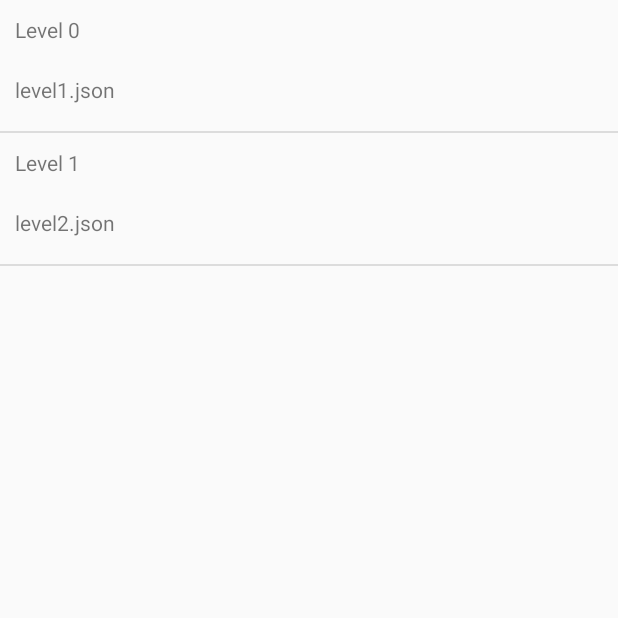
After one commit to Poossppaa/TAMZII-Project, an Android app: the LevelSelectActivity screen opened directly, with no data from a screen before it, on a phone screen of 412 x 824 dp, the top half of it. The commit adds this screen. Run offline under Robolectric (Android 15) with nearby library versions, the phone set to English and light mode, and no system bars.

Commit message:
Added the ability to choose levels via custom ListView.

```diff
--- a/app/src/main/AndroidManifest.xml
+++ b/app/src/main/AndroidManifest.xml
@@ -9,13 +9,17 @@
         android:roundIcon="@mipmap/ic_launcher_round"
         android:supportsRtl="true"
         android:theme="@style/AppTheme">
+        <activity android:name=".LevelSelectActivity"></activity>
         <activity android:name=".MainMenuActivity">
             <intent-filter>
                 <action android:name="android.intent.action.MAIN" />
+
                 <category android:name="android.intent.category.LAUNCHER" />
             </intent-filter>
         </activity>
-        <activity android:name=".MainActivity" android:screenOrientation="portrait"></activity>
+        <activity
+            android:name=".MainActivity"
+            android:screenOrientation="portrait" />
     </application>
 
 </manifest>
--- a/app/src/main/java/com/example/tamz2project/GameView.java
+++ b/app/src/main/java/com/example/tamz2project/GameView.java
@@ -81,7 +81,7 @@ public class GameView extends SurfaceView {
 
     private void createGameObjects(String gameLevel) {
         try {
-            JSONObject obj = new JSONObject(loadJSONFromAssets(gameLevel+".json"));
+            JSONObject obj = new JSONObject(loadJSONFromAssets("json/"+gameLevel));
             JSONArray m_jArry = obj.getJSONArray("level");
 
             for (int i = 0; i < m_jArry.length(); i++) {
--- /dev/null
+++ b/app/src/main/java/com/example/tamz2project/Level.java
@@ -0,0 +1,12 @@
+package com.example.tamz2project;
+
+public class Level {
+    public final String fileName;
+    public final String levelName;
+
+    Level(String fileName, String levelName)
+    {
+        this.fileName = fileName;
+        this.levelName = levelName;
+    }
+}
--- /dev/null
+++ b/app/src/main/java/com/example/tamz2project/LevelSelectActivity.java
@@ -0,0 +1,52 @@
+package com.example.tamz2project;
+
+import android.app.Activity;
+import android.content.Context;
+import android.os.Bundle;
+import android.view.WindowManager;
+import android.widget.ArrayAdapter;
+import android.widget.ListView;
+
+import java.io.IOException;
+import java.util.ArrayList;
+import java.util.List;
+
+public class LevelSelectActivity extends Activity {
+
+    String[] levelFileNames;
+    Context context;
+    ListView levelList;
+    protected List<Level> levels = new ArrayList<Level>();
+
+    @Override
+    protected void onCreate(Bundle savedInstanceState) {
+        super.onCreate(savedInstanceState);
+        getWindow().setFlags(WindowManager.LayoutParams.FLAG_FULLSCREEN,
+                WindowManager.LayoutParams.FLAG_FULLSCREEN);
+        setContentView(R.layout.activity_level_select);
+
+        getLevels();
+
+        levelList = (ListView) findViewById(R.id.levelList);
+        ListItem arrayAdapter = new ListItem(this, R.layout.list_item_layout, levels);
+
+        levelList.setAdapter(arrayAdapter);
+
+    }
+
+
+
+
+    private void getLevels(){
+        try {
+            levelFileNames = getAssets().list("json");
+            assert levelFileNames != null;
+            for(int i = 0; i<levelFileNames.length; i++){
+                Level newLevel = new Level(levelFileNames[i],"Level " + i);
+                levels.add(newLevel);
+            }
+        } catch (IOException e) {
+            e.printStackTrace();
+        }
+    }
+}
--- /dev/null
+++ b/app/src/main/java/com/example/tamz2project/ListItem.java
@@ -0,0 +1,94 @@
+package com.example.tamz2project;
+
+import android.content.Context;
+import android.content.Intent;
+import android.content.res.Resources;
+import android.graphics.Color;
+import android.view.LayoutInflater;
+import android.view.MotionEvent;
+import android.view.View;
+import android.view.ViewGroup;
+import android.widget.ArrayAdapter;
+import android.widget.ImageView;
+import android.widget.TextView;
+
+import androidx.annotation.NonNull;
+
+import java.lang.reflect.Array;
+import java.util.List;
+
+public class ListItem extends ArrayAdapter<Level> {
+
+    Context context;
+    List<Level> levelData = null;
+    int layoutResourceId;
+
+    public ListItem(@NonNull Context context, int layoutResourceId, @NonNull List<Level> levelData) {
+        super(context, layoutResourceId, levelData);
+        this.layoutResourceId = layoutResourceId;
+        this.context = context;
+        this.levelData = levelData;
+    }
+
+    @Override
+    public View getView(int position, View convertView, ViewGroup parent) {
+        View row = convertView;
+        LevelDataHolder holder = null;
+
+        if(row == null)
+        {
+            LayoutInflater inflater = (LayoutInflater) context.getSystemService( Context.LAYOUT_INFLATER_SERVICE );
+            row = inflater.inflate(layoutResourceId, parent, false);
+
+            holder = new LevelDataHolder();
+            holder.levelName = (TextView)row.findViewById(R.id.levelName);
+            holder.levelFileName = (TextView)row.findViewById(R.id.fileName);
+
+            row.setTag(holder);
+        }
+        else
+        {
+            holder = (LevelDataHolder)row.getTag();
+        }
+
+        final Level entry = levelData.get(position);
+        holder.levelName.setText(entry.levelName);
+        holder.levelFileName.setText(entry.fileName);
+
+        row.setOnTouchListener(new View.OnTouchListener() {
+            @Override
+            public boolean onTouch(View v, MotionEvent event) {
+                if(event.getAction() == MotionEvent.ACTION_UP){
+                    v.setBackgroundColor(Color.argb(100,100,100,100));
+
+                    String levelFileName = entry.fileName;
+
+                    Context appContext = context.getApplicationContext();
+                    Intent intent = new Intent(appContext,MainActivity.class);
+                    intent.putExtra("level",levelFileName);
+                    intent.addFlags(Intent.FLAG_ACTIVITY_NEW_TASK);
+
+                    appContext.startActivity(intent);
+                    return true;
+                }
+                else if(event.getAction() == MotionEvent.ACTION_DOWN){
+
+                    v.setBackgroundColor(Color.argb(100,0,0,255));
+                    return true;
+                }
+                else{
+                    v.setBackgroundColor(Color.argb(100,100,100,100));
+                }
+                return false;
+            }
+        });
+
+        return row;
+    }
+
+    static class LevelDataHolder
+    {
+        TextView levelName;
+        TextView levelFileName;
+    }
+}
--- /dev/null
+++ b/app/src/main/res/layout/activity_level_select.xml
@@ -0,0 +1,21 @@
+<?xml version="1.0" encoding="utf-8"?>
+<androidx.constraintlayout.widget.ConstraintLayout xmlns:android="http://schemas.android.com/apk/res/android"
+    xmlns:app="http://schemas.android.com/apk/res-auto"
+    xmlns:tools="http://schemas.android.com/tools"
+    android:layout_width="match_parent"
+    android:layout_height="match_parent"
+    tools:context=".LevelSelectActivity">
+
+    <ListView
+        android:id="@+id/levelList"
+        style="@style/Widget.AppCompat.Light.ListView.DropDown"
+        android:layout_width="0dp"
+        android:layout_height="0dp"
+        android:cacheColorHint="#FFFFFF"
+        android:divider="?attr/actionBarDivider"
+        android:outlineAmbientShadowColor="#FFFFFF"
+        app:layout_constraintBottom_toBottomOf="parent"
+        app:layout_constraintEnd_toEndOf="parent"
+        app:layout_constraintStart_toStartOf="parent"
+        app:layout_constraintTop_toTopOf="parent" />
+</androidx.constraintlayout.widget.ConstraintLayout>
--- /dev/null
+++ b/app/src/main/res/layout/list_item_layout.xml
@@ -0,0 +1,34 @@
+<?xml version="1.0" encoding="utf-8"?>
+<LinearLayout xmlns:android="http://schemas.android.com/apk/res/android"
+    xmlns:app="http://schemas.android.com/apk/res-auto"
+    xmlns:tools="http://schemas.android.com/tools"
+    android:layout_width="fill_parent"
+    android:layout_height="fill_parent"
+    android:orientation="horizontal"
+    android:padding="10dp" >
+
+    <LinearLayout
+        android:layout_width="match_parent"
+        android:layout_height="67dp"
+        android:orientation="vertical">
+
+        <TextView
+            android:id="@+id/levelName"
+            android:layout_width="match_parent"
+            android:layout_height="wrap_content"
+            android:layout_weight="1"
+            android:text="Name" />
+
+        <TextView
+            android:id="@+id/fileName"
+            android:layout_width="match_parent"
+            android:layout_height="wrap_content"
+            android:layout_marginTop="1dp"
+            android:layout_marginBottom="1dp"
+            android:layout_weight="1"
+            android:gravity="center_vertical"
+            android:text="Code" />
+
+    </LinearLayout>
+
+</LinearLayout>
```
Also changed, not shown: app/src/main/java/com/example/tamz2project/MainMenuActivity.java (+18 -4 lines), app/src/main/res/layout/activity_main_menu.xml (+4 -4 lines), app/src/main/assets/json/level1.json (renamed from app/src/main/assets/level1.json), app/src/main/assets/json/level2.json (renamed from app/src/main/assets/level2.json).
